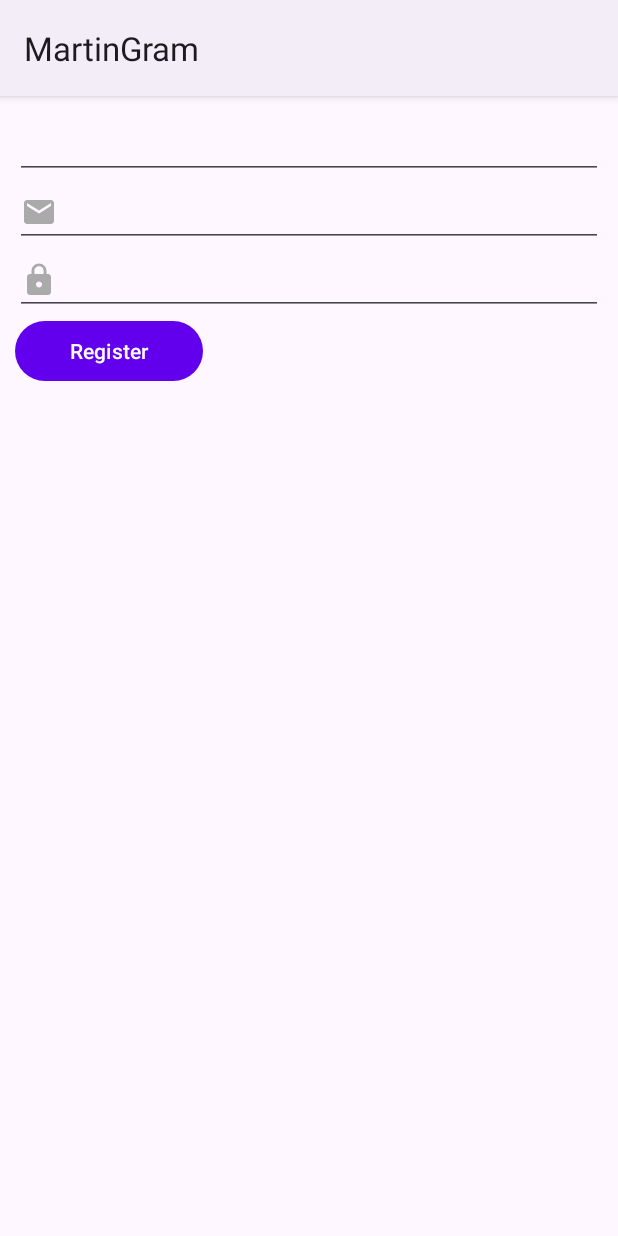
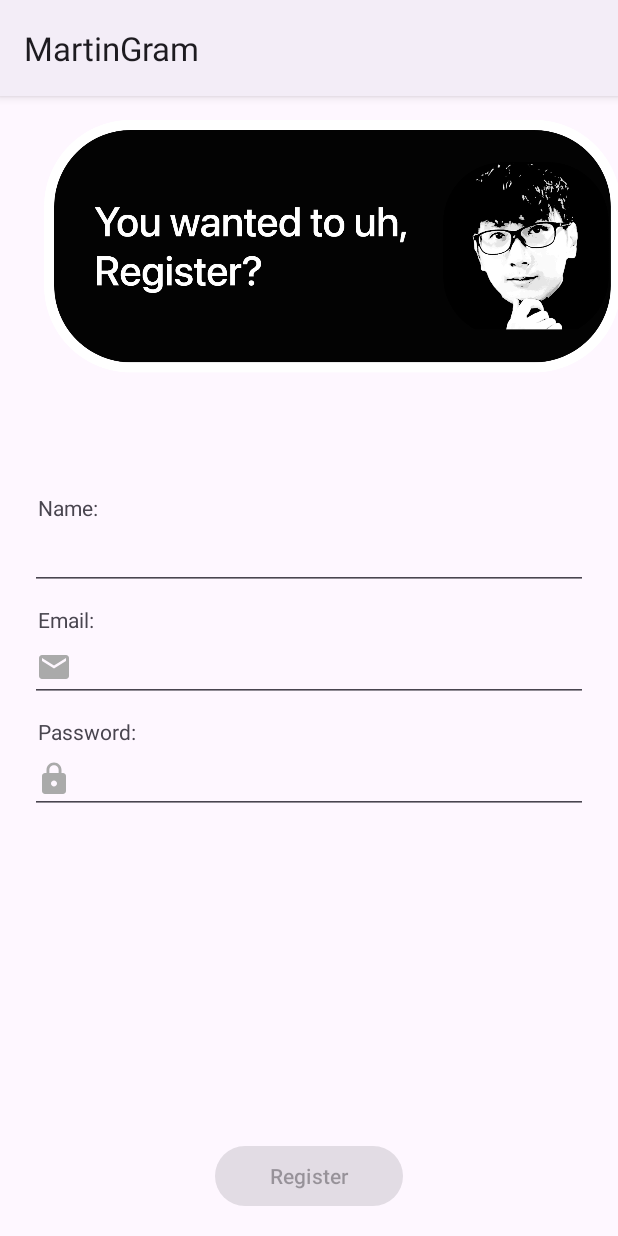
Before and after one commit to laetuz/Story-App, an Android app: the RegisterFragment screen opened through its navigation route, on a phone screen of 412 x 824 dp. Run offline under Robolectric (Android 15) with nearby library versions, the light colour scheme and no system bars.

Commit message:
Added new UI, resources to the register page and added progress bar. Fixed bugs in register page.

```diff
--- a/app/src/main/java/com/neotica/storyapp/ui/RegisterFragment.kt
+++ b/app/src/main/java/com/neotica/storyapp/ui/RegisterFragment.kt
@@ -1,5 +1,6 @@
 package com.neotica.storyapp.ui
 
+import android.animation.ObjectAnimator
 import android.os.Bundle
 import android.text.Editable
 import android.text.TextWatcher
@@ -10,6 +11,7 @@ import android.widget.Button
 import android.widget.EditText
 import android.widget.Toast
 import androidx.fragment.app.Fragment
+import androidx.navigation.fragment.findNavController
 import com.neotica.storyapp.databinding.FragmentRegisterBinding
 import com.neotica.storyapp.design.PasswordCustomView
 import com.neotica.storyapp.ui.viewmodel.RegisterViewModel
@@ -24,19 +26,10 @@ class RegisterFragment : Fragment() {
     private lateinit var registerButton: Button
     private val viewModel: RegisterViewModel by viewModel()
 
-    private fun isValidEmail(str: String): Boolean {
-        return android.util.Patterns.EMAIL_ADDRESS.matcher(str).matches()
-    }
-
-    private fun isValidPassword(str: String): Boolean {
-        return str.length >= 6
-    }
-
     override fun onCreateView(
         inflater: LayoutInflater, container: ViewGroup?,
         savedInstanceState: Bundle?
     ): View {
-        // Inflate the layout for this fragment
         _binding = FragmentRegisterBinding.inflate(inflater, container, false)
         return binding.root
     }
@@ -49,6 +42,7 @@ class RegisterFragment : Fragment() {
             etPassword = edRegisterPassword
             registerButton = btnRegister
         }
+        registerButton.isEnabled = false
         etName.addTextChangedListener(object : TextWatcher {
             override fun beforeTextChanged(
                 s: CharSequence?,
@@ -93,6 +87,7 @@ class RegisterFragment : Fragment() {
             }
         })
         registerButton.setOnClickListener {
+            showLoading(true)
             binding.apply {
                 val etName = edRegisterName.text.toString()
                 val etEmail = edRegisterEmail.text.toString()
@@ -100,15 +95,26 @@ class RegisterFragment : Fragment() {
                 viewModel.signup(etName, etEmail, etPass)
                 viewModel.success.observe(viewLifecycleOwner) {
                     if (it) {
+                        showLoading(false)
                         Toast.makeText(context, "User Registered.", Toast.LENGTH_SHORT).show()
-                        onDestroy()
+                        findNavController().popBackStack()
                     } else {
-                        Toast.makeText(context, "Failed to register user.", Toast.LENGTH_SHORT)
+                        showLoading(false)
+                        Toast.makeText(context, "Failed to register the user.", Toast.LENGTH_SHORT)
                             .show()
                     }
                 }
             }
         }
+        showAnimation()
+    }
+
+    private fun isValidEmail(str: String): Boolean {
+        return android.util.Patterns.EMAIL_ADDRESS.matcher(str).matches()
+    }
+
+    private fun isValidPassword(str: String): Boolean {
+        return str.length >= 6
     }
 
     private fun showButton() {
@@ -120,6 +126,18 @@ class RegisterFragment : Fragment() {
         }
     }
 
+    private fun showAnimation() {
+        ObjectAnimator.ofFloat(binding.ivRegister, View.TRANSLATION_X, -30f, 30f).apply {
+            duration = 3000
+            repeatCount = ObjectAnimator.INFINITE
+            repeatMode = ObjectAnimator.REVERSE
+        }.start()
+    }
+
+    private fun showLoading(isLoading: Boolean) {
+        binding.progressBar.visibility = if (isLoading) View.VISIBLE else View.GONE
+    }
+
     override fun onDestroy() {
         super.onDestroy()
         _binding = null
--- a/app/src/main/res/layout/fragment_register.xml
+++ b/app/src/main/res/layout/fragment_register.xml
@@ -1,31 +1,92 @@
 <?xml version="1.0" encoding="utf-8"?>
-<LinearLayout xmlns:android="http://schemas.android.com/apk/res/android"
+<androidx.constraintlayout.widget.ConstraintLayout xmlns:android="http://schemas.android.com/apk/res/android"
+    xmlns:app="http://schemas.android.com/apk/res-auto"
     xmlns:tools="http://schemas.android.com/tools"
     android:layout_width="match_parent"
-    android:layout_height="match_parent"
+    android:layout_height="match_parent">
+
+    <androidx.appcompat.widget.AppCompatImageView
+        android:id="@+id/iv_register"
+        android:layout_width="wrap_content"
+        android:layout_height="200dp"
         android:padding="10dp"
-    android:orientation="vertical">
+        app:layout_constraintEnd_toEndOf="parent"
+        app:layout_constraintStart_toStartOf="parent"
+        app:layout_constraintTop_toTopOf="parent"
+        app:srcCompat="@drawable/iv_register" />
+
+    <LinearLayout
+        android:layout_width="match_parent"
+        android:layout_height="wrap_content"
+        android:orientation="vertical"
+        android:paddingVertical="10dp"
+        android:paddingHorizontal="20dp"
+        app:layout_constraintBottom_toTopOf="@+id/btn_register"
+        app:layout_constraintEnd_toEndOf="parent"
+        app:layout_constraintHorizontal_bias="0.0"
+        app:layout_constraintStart_toStartOf="parent"
+        app:layout_constraintTop_toBottomOf="@id/iv_register"
+        app:layout_constraintVertical_bias="0.209">
+
+        <TextView
+            android:layout_width="wrap_content"
+            android:layout_height="wrap_content"
+            android:layout_marginHorizontal="5dp"
+            android:text="@string/name" />
 
         <EditText
             android:id="@+id/ed_register_name"
             android:layout_width="match_parent"
-        android:layout_height="wrap_content"/>
+            android:layout_height="wrap_content"
+            android:layout_marginBottom="10dp" />
+
+        <TextView
+            android:layout_width="wrap_content"
+            android:layout_height="wrap_content"
+            android:layout_marginHorizontal="5dp"
+            android:text="@string/email" />
 
         <com.neotica.storyapp.design.EmailCustomView
             android:id="@+id/ed_register_email"
             android:layout_width="match_parent"
-        android:layout_height="wrap_content"/>
+            android:layout_height="wrap_content"
+            android:layout_marginBottom="10dp"
+            android:drawablePadding="10dp" />
+
+        <TextView
+            android:layout_width="wrap_content"
+            android:layout_height="wrap_content"
+            android:layout_marginHorizontal="5dp"
+            android:text="@string/password" />
 
         <com.neotica.storyapp.design.PasswordCustomView
             android:id="@+id/ed_register_password"
             android:layout_width="match_parent"
             android:layout_height="wrap_content"
+            android:drawablePadding="10dp"
             android:inputType="textPassword" />
+    </LinearLayout>
 
     <Button
         android:id="@+id/btn_register"
         android:layout_width="125dp"
         android:layout_height="wrap_content"
-        android:text="@string/register"/>
+        android:layout_marginBottom="16dp"
+        android:text="@string/register"
+        app:layout_constraintBottom_toBottomOf="parent"
+        app:layout_constraintEnd_toEndOf="parent"
+        app:layout_constraintStart_toStartOf="parent" />
 
-</LinearLayout>
+    <ProgressBar
+        android:id="@+id/progress_bar"
+        style="?android:attr/progressBarStyle"
+        android:layout_width="wrap_content"
+        android:layout_height="wrap_content"
+        android:visibility="gone"
+        app:layout_constraintBottom_toBottomOf="parent"
+        app:layout_constraintEnd_toEndOf="parent"
+        app:layout_constraintStart_toStartOf="parent"
+        app:layout_constraintTop_toTopOf="parent"
+        tools:visibility="visible" />
+
+</androidx.constraintlayout.widget.ConstraintLayout>
--- a/app/src/main/res/values/strings.xml
+++ b/app/src/main/res/values/strings.xml
@@ -7,6 +7,9 @@
     <!--Login/Register-->
     <string name="login">Login</string>
     <string name="register">Register</string>
+    <string name="name">Name:</string>
+    <string name="email">Email:</string>
+    <string name="password">Password:</string>
 
     <!--Item List-->
     <string name="image_preview">Image Preview</string>
```
Also changed, not shown: app/src/main/res/drawable/iv_register.png (added). Lines whose indentation alone changed are shown as unchanged.
